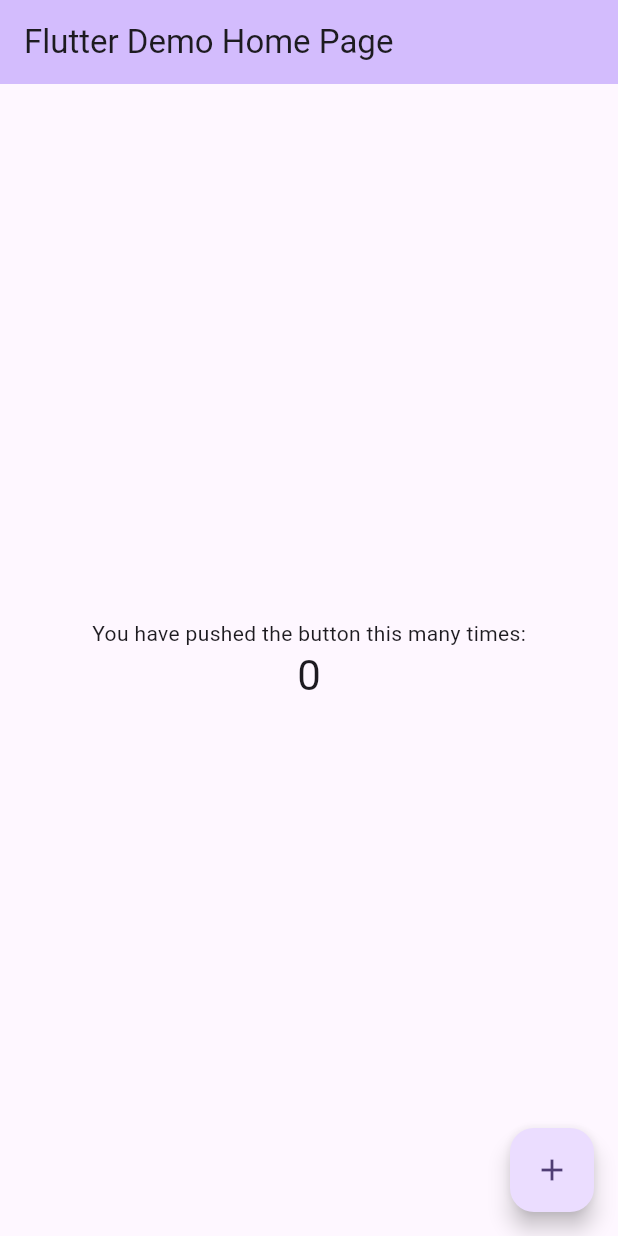
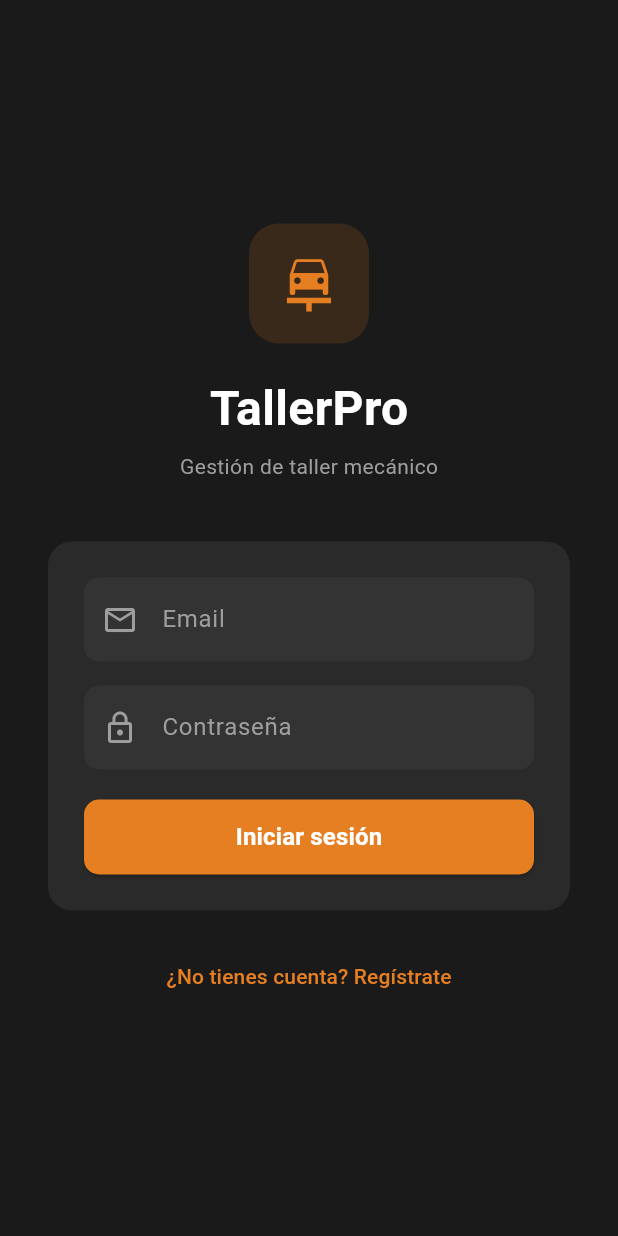
Before and after one commit to oscarsalt/taller_pro, a Flutter app: the screen it shows after launch, on a phone screen of 412 x 824 dp. Run offline on Flutter 3.47's test engine with Material 3 defaults, Android fonts, the phone set to English and light mode, and no system bars; our stand-ins replace shared_preferences.

Commit message:
feat: login screen con tema oscuro naranja

```diff
--- a/lib/main.dart
+++ b/lib/main.dart
@@ -1,4 +1,5 @@
 import 'package:flutter/material.dart';
+import 'screens/login_screen.dart';
 
 void main() {
   runApp(const MyApp());
@@ -7,119 +8,16 @@ void main() {
 class MyApp extends StatelessWidget {
   const MyApp({super.key});
 
-  // This widget is the root of your application.
   @override
   Widget build(BuildContext context) {
     return MaterialApp(
-      title: 'Flutter Demo',
-      theme: ThemeData(
-        // This is the theme of your application.
-        //
-        // TRY THIS: Try running your application with "flutter run". You'll see
-        // the application has a purple toolbar. Then, without quitting the app,
-        // try changing the seedColor in the colorScheme below to Colors.green
-        // and then invoke "hot reload" (save your changes or press the "hot
-        // reload" button in a Flutter-supported IDE, or press "r" if you used
-        // the command line to start the app).
-        //
-        // Notice that the counter didn't reset back to zero; the application
-        // state is not lost during the reload. To reset the state, use hot
-        // restart instead.
-        //
-        // This works for code too, not just values: Most code changes can be
-        // tested with just a hot reload.
-        colorScheme: ColorScheme.fromSeed(seedColor: Colors.deepPurple),
-        useMaterial3: true,
-      ),
-      home: const MyHomePage(title: 'Flutter Demo Home Page'),
+      title: 'TallerPro',
+      debugShowCheckedModeBanner: false,
+      theme: ThemeData.dark(),
+      initialRoute: '/',
+      routes: {
+        '/': (context) => const LoginScreen(),
+      },
     );
   }
 }
-
-class MyHomePage extends StatefulWidget {
-  const MyHomePage({super.key, required this.title});
-
-  // This widget is the home page of your application. It is stateful, meaning
-  // that it has a State object (defined below) that contains fields that affect
-  // how it looks.
-
-  // This class is the configuration for the state. It holds the values (in this
-  // case the title) provided by the parent (in this case the App widget) and
-  // used by the build method of the State. Fields in a Widget subclass are
-  // always marked "final".
-
-  final String title;
-
-  @override
-  State<MyHomePage> createState() => _MyHomePageState();
-}
-
-class _MyHomePageState extends State<MyHomePage> {
-  int _counter = 0;
-
-  void _incrementCounter() {
-    setState(() {
-      // This call to setState tells the Flutter framework that something has
-      // changed in this State, which causes it to rerun the build method below
-      // so that the display can reflect the updated values. If we changed
-      // _counter without calling setState(), then the build method would not be
-      // called again, and so nothing would appear to happen.
-      _counter++;
-    });
-  }
-
-  @override
-  Widget build(BuildContext context) {
-    // This method is rerun every time setState is called, for instance as done
-    // by the _incrementCounter method above.
-    //
-    // The Flutter framework has been optimized to make rerunning build methods
-    // fast, so that you can just rebuild anything that needs updating rather
-    // than having to individually change instances of widgets.
-    return Scaffold(
-      appBar: AppBar(
-        // TRY THIS: Try changing the color here to a specific color (to
-        // Colors.amber, perhaps?) and trigger a hot reload to see the AppBar
-        // change color while the other colors stay the same.
-        backgroundColor: Theme.of(context).colorScheme.inversePrimary,
-        // Here we take the value from the MyHomePage object that was created by
-        // the App.build method, and use it to set our appbar title.
-        title: Text(widget.title),
-      ),
-      body: Center(
-        // Center is a layout widget. It takes a single child and positions it
-        // in the middle of the parent.
-        child: Column(
-          // Column is also a layout widget. It takes a list of children and
-          // arranges them vertically. By default, it sizes itself to fit its
-          // children horizontally, and tries to be as tall as its parent.
-          //
-          // Column has various properties to control how it sizes itself and
-          // how it positions its children. Here we use mainAxisAlignment to
-          // center the children vertically; the main axis here is the vertical
-          // axis because Columns are vertical (the cross axis would be
-          // horizontal).
-          //
-          // TRY THIS: Invoke "debug painting" (choose the "Toggle Debug Paint"
-          // action in the IDE, or press "p" in the console), to see the
-          // wireframe for each widget.
-          mainAxisAlignment: MainAxisAlignment.center,
-          children: <Widget>[
-            const Text(
-              'You have pushed the button this many times:',
-            ),
-            Text(
-              '$_counter',
-              style: Theme.of(context).textTheme.headlineMedium,
-            ),
-          ],
-        ),
-      ),
-      floatingActionButton: FloatingActionButton(
-        onPressed: _incrementCounter,
-        tooltip: 'Increment',
-        child: const Icon(Icons.add),
-      ), // This trailing comma makes auto-formatting nicer for build methods.
-    );
-  }
-}
--- /dev/null
+++ b/lib/screens/login_screen.dart
@@ -0,0 +1,223 @@
+import 'dart:convert';
+import 'package:flutter/material.dart';
+import 'package:shared_preferences/shared_preferences.dart';
+import '../api_service.dart';
+
+class LoginScreen extends StatefulWidget {
+  const LoginScreen({super.key});
+
+  @override
+  State<LoginScreen> createState() => _LoginScreenState();
+}
+
+class _LoginScreenState extends State<LoginScreen> {
+  final emailController = TextEditingController();
+  final passwordController = TextEditingController();
+  String error = '';
+  bool cargando = false;
+
+  static const Color bgColor = Color(0xFF1A1A1A);
+  static const Color cardColor = Color(0xFF2A2A2A);
+  static const Color accentColor = Color(0xFFE67E22);
+
+  Future<void> login() async {
+    setState(() {
+      cargando = true;
+      error = '';
+    });
+
+    try {
+      final res = await ApiService.post('/login', {
+        'email': emailController.text,
+        'password': passwordController.text,
+      });
+
+      if (res['token'] != null) {
+        final prefs = await SharedPreferences.getInstance();
+        await prefs.setString('token', res['token']);
+        await prefs.setString('user', jsonEncode(res['user']));
+
+        if (mounted) {
+          Navigator.pushReplacementNamed(context, '/dashboard');
+        }
+      } else {
+        setState(() {
+          error = res['message'] ?? 'Credenciales incorrectas';
+        });
+      }
+    } catch (e) {
+      setState(() {
+        error = 'Error al conectar con el servidor';
+      });
+    } finally {
+      setState(() => cargando = false);
+    }
+  }
+
+  @override
+  Widget build(BuildContext context) {
+    return Scaffold(
+      backgroundColor: bgColor,
+      body: Center(
+        child: SingleChildScrollView(
+          padding: const EdgeInsets.all(32),
+          child: Container(
+            constraints: const BoxConstraints(maxWidth: 400),
+            child: Column(
+              mainAxisAlignment: MainAxisAlignment.center,
+              children: [
+                Container(
+                  width: 80,
+                  height: 80,
+                  decoration: BoxDecoration(
+                    color: accentColor.withOpacity(0.15),
+                    borderRadius: BorderRadius.circular(20),
+                  ),
+                  child: const Icon(
+                    Icons.car_repair,
+                    size: 44,
+                    color: accentColor,
+                  ),
+                ),
+                const SizedBox(height: 20),
+                const Text(
+                  'TallerPro',
+                  style: TextStyle(
+                    fontSize: 32,
+                    fontWeight: FontWeight.bold,
+                    color: Colors.white,
+                  ),
+                ),
+                const SizedBox(height: 6),
+                const Text(
+                  'Gestión de taller mecánico',
+                  style: TextStyle(color: Colors.grey, fontSize: 14),
+                ),
+                const SizedBox(height: 40),
+                Container(
+                  padding: const EdgeInsets.all(24),
+                  decoration: BoxDecoration(
+                    color: cardColor,
+                    borderRadius: BorderRadius.circular(16),
+                  ),
+                  child: Column(
+                    children: [
+                      TextField(
+                        controller: emailController,
+                        style: const TextStyle(color: Colors.white),
+                        keyboardType: TextInputType.emailAddress,
+                        decoration: InputDecoration(
+                          labelText: 'Email',
+                          labelStyle: const TextStyle(color: Colors.grey),
+                          prefixIcon: const Icon(Icons.email_outlined,
+                              color: Colors.grey),
+                          filled: true,
+                          fillColor: const Color(0xFF333333),
+                          enabledBorder: OutlineInputBorder(
+                            borderRadius: BorderRadius.circular(10),
+                            borderSide:
+                                const BorderSide(color: Colors.transparent),
+                          ),
+                          focusedBorder: OutlineInputBorder(
+                            borderRadius: BorderRadius.circular(10),
+                            borderSide: const BorderSide(color: accentColor),
+                          ),
+                        ),
+                      ),
+                      const SizedBox(height: 16),
+                      TextField(
+                        controller: passwordController,
+                        obscureText: true,
+                        style: const TextStyle(color: Colors.white),
+                        decoration: InputDecoration(
+                          labelText: 'Contraseña',
+                          labelStyle: const TextStyle(color: Colors.grey),
+                          prefixIcon: const Icon(Icons.lock_outline,
+                              color: Colors.grey),
+                          filled: true,
+                          fillColor: const Color(0xFF333333),
+                          enabledBorder: OutlineInputBorder(
+                            borderRadius: BorderRadius.circular(10),
+                            borderSide:
+                                const BorderSide(color: Colors.transparent),
+                          ),
+                          focusedBorder: OutlineInputBorder(
+                            borderRadius: BorderRadius.circular(10),
+                            borderSide: const BorderSide(color: accentColor),
+                          ),
+                        ),
+                      ),
+                      if (error.isNotEmpty) ...[
+                        const SizedBox(height: 12),
+                        Container(
+                          padding: const EdgeInsets.all(10),
+                          decoration: BoxDecoration(
+                            color: Colors.red.withOpacity(0.15),
+                            borderRadius: BorderRadius.circular(8),
+                          ),
+                          child: Row(
+                            children: [
+                              const Icon(Icons.error_outline,
+                                  color: Colors.red, size: 16),
+                              const SizedBox(width: 8),
+                              Expanded(
+                                child: Text(
+                                  error,
+                                  style: const TextStyle(
+                                      color: Colors.red, fontSize: 13),
+                                ),
+                              ),
+                            ],
+                          ),
+                        ),
+                      ],
+                      const SizedBox(height: 20),
+                      SizedBox(
+                        width: double.infinity,
+                        height: 50,
+                        child: ElevatedButton(
+                          onPressed: cargando ? null : login,
+                          style: ElevatedButton.styleFrom(
+                            backgroundColor: accentColor,
+                            shape: RoundedRectangleBorder(
+                              borderRadius: BorderRadius.circular(10),
+                            ),
+                          ),
+                          child: cargando
+                              ? const SizedBox(
+                                  width: 20,
+                                  height: 20,
+                                  child: CircularProgressIndicator(
+                                    color: Colors.white,
+                                    strokeWidth: 2,
+                                  ),
+                                )
+                              : const Text(
+                                  'Iniciar sesión',
+                                  style: TextStyle(
+                                    fontSize: 16,
+                                    fontWeight: FontWeight.bold,
+                                    color: Colors.white,
+                                  ),
+                                ),
+                        ),
+                      ),
+                    ],
+                  ),
+                ),
+                const SizedBox(height: 20),
+                TextButton(
+                  onPressed: () => Navigator.pushNamed(context, '/register'),
+                  child: const Text(
+                    '¿No tienes cuenta? Regístrate',
+                    style: TextStyle(color: accentColor, fontSize: 14),
+                  ),
+                ),
+              ],
+            ),
+          ),
+        ),
+      ),
+    );
+  }
+}
```
